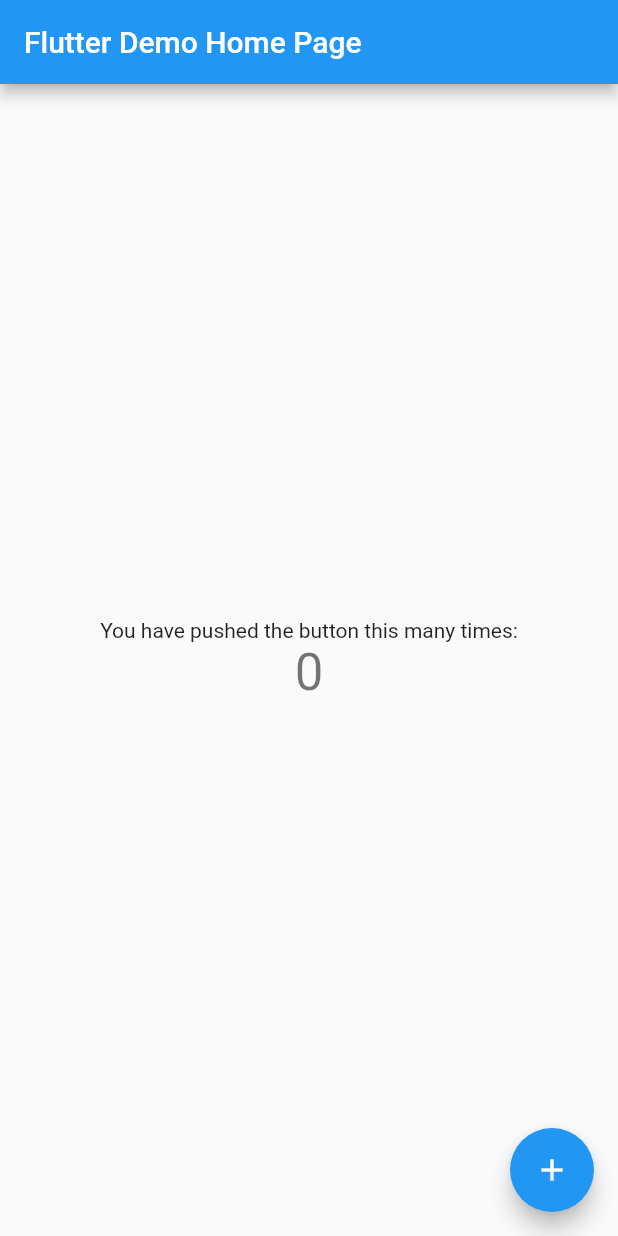
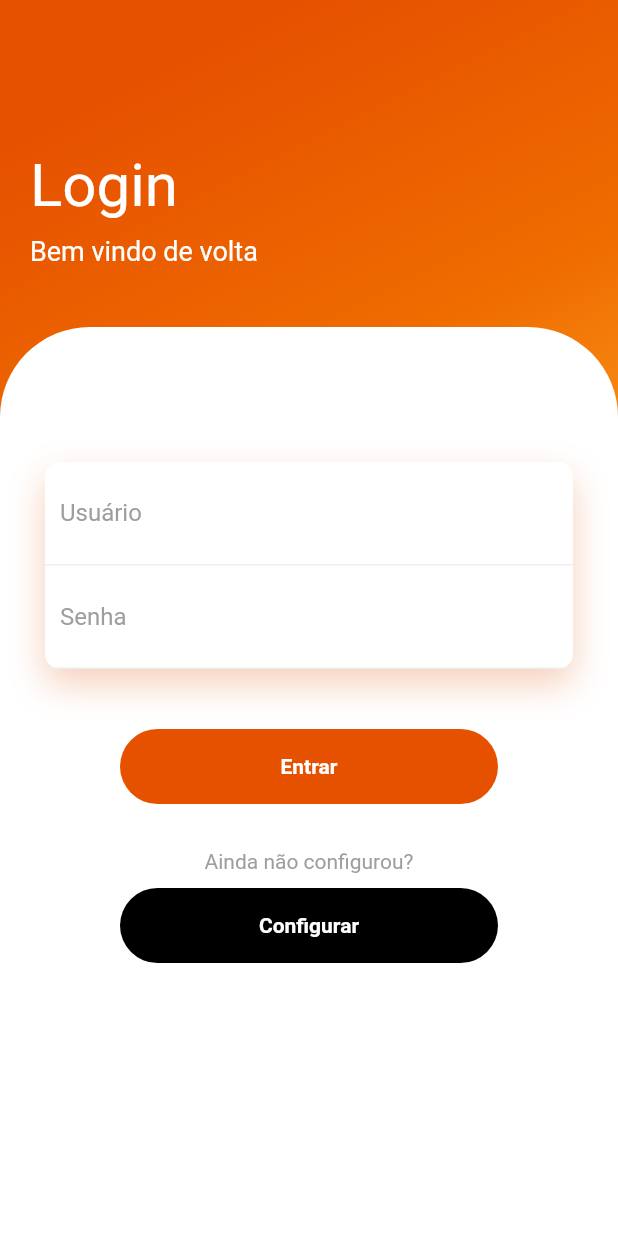
Before and after one commit to Fernando-Braulio/XMS, a Flutter app: the screen it shows after launch, on a phone screen of 412 x 824 dp. Run offline on Flutter 3.47's test engine with Material 2 defaults, Android fonts, the phone set to English and light mode, and no system bars; our stand-ins replace get, simple_animations.

Commit message:
splash screen and login screen

```diff
--- /dev/null
+++ b/lib/animation/fade_animation.dart
@@ -0,0 +1,33 @@
+import 'package:flutter/material.dart';
+import 'package:simple_animations/simple_animations.dart';
+
+class FadeAnimation extends StatelessWidget {
+  final double delay;
+  final Widget child;
+
+  FadeAnimation(this.delay, this.child);
+
+  @override
+  Widget build(BuildContext context) {
+    final tween = MultiTrackTween([
+      Track("opacity").add(Duration(milliseconds: 500), Tween(begin: 0.0, end: 1.0)),
+      Track("translateY").add(
+          Duration(milliseconds: 500), Tween(begin: -30.0, end: 0.0),
+          curve: Curves.easeOut)
+    ]);
+
+    return ControlledAnimation(
+      delay: Duration(milliseconds: (500 * delay).round()),
+      duration: tween.duration,
+      tween: tween,
+      child: child,
+      builderWithChild: (context, child, animation) => Opacity(
+        opacity: animation["opacity"],
+        child: Transform.translate(
+            offset: Offset(0, animation["translateY"]),
+            child: child
+        ),
+      ),
+    );
+  }
+}
--- a/lib/main.dart
+++ b/lib/main.dart
@@ -1,63 +1,14 @@
 import 'package:flutter/material.dart';
+import 'package:get/get.dart';
+import 'package:xms/route/app_routes.dart';
+import 'package:xms/widgets/splash_screen.dart';
 
-void main() => runApp(MyApp());
-
-class MyApp extends StatelessWidget {
-  @override
-  Widget build(BuildContext context) {
-    return MaterialApp(
-      title: 'Flutter Demo',
-      theme: ThemeData(
-        primarySwatch: Colors.blue,
-      ),
-      home: MyHomePage(title: 'Flutter Demo Home Page'),
-    );
-  }
+void main() {
+  runApp(GetMaterialApp(
+    initialRoute: '/',
+    debugShowCheckedModeBanner: false,
+    defaultTransition: Transition.fade,
+    getPages: Routes.routes,
+    home: SplashScreen(),
+  ));
 }
-
-class MyHomePage extends StatefulWidget {
-  MyHomePage({Key key, this.title}) : super(key: key);
-
-  final String title;
-
-  @override
-  _MyHomePageState createState() => _MyHomePageState();
-}
-
-class _MyHomePageState extends State<MyHomePage> {
-  int _counter = 0;
-
-  void _incrementCounter() {
-    setState(() {
-      _counter++;
-    });
-  }
-
-  @override
-  Widget build(BuildContext context) {
-    return Scaffold(
-      appBar: AppBar(
-        title: Text(widget.title),
-      ),
-      body: Center(
-        child: Column(
-          mainAxisAlignment: MainAxisAlignment.center,
-          children: <Widget>[
-            Text(
-              'You have pushed the button this many times:',
-            ),
-            Text(
-              '$_counter',
-              style: Theme.of(context).textTheme.display1,
-            ),
-          ],
-        ),
-      ),
-      floatingActionButton: FloatingActionButton(
-        onPressed: _incrementCounter,
-        tooltip: 'Increment',
-        child: Icon(Icons.add),
-      ), // This trailing comma makes auto-formatting nicer for build methods.
-    );
-  }
-}
--- /dev/null
+++ b/lib/route/app_routes.dart
@@ -0,0 +1,12 @@
+import 'package:get/get.dart';
+import 'package:xms/widgets/list_student.dart';
+import 'package:xms/widgets/login_screen.dart';
+
+class Routes {
+
+  static final routes = [
+    GetPage(name: '/student', page:()=> ListStudent(),),
+    //other page example
+    GetPage(name: '/login', page:()=> LoginScreen()),
+  ];
+}
--- /dev/null
+++ b/lib/widgets/login_screen.dart
@@ -0,0 +1,206 @@
+import 'package:flutter/material.dart';
+import 'package:xms/animation/fade_animation.dart';
+//import 'package:project_gabriel/Animation/FadeAnimation.dart';
+//import 'package:project_gabriel/Animation/Loader.dart';
+//import 'package:project_gabriel/Widgets/Settings.dart';
+
+class LoginScreen extends StatefulWidget {
+  @override
+  _LoginScreenState createState() => _LoginScreenState();
+}
+
+class _LoginScreenState extends State<LoginScreen> {
+  @override
+  Widget build(BuildContext context) {
+    return Scaffold(
+      body: Container(
+        width: double.infinity,
+        decoration: BoxDecoration(
+            gradient: LinearGradient(begin: Alignment.topCenter, colors: [
+              Colors.orange[900],
+              Colors.orange[800],
+              Colors.orange[400]
+            ])),
+        child: Column(
+          crossAxisAlignment: CrossAxisAlignment.start,
+          children: <Widget>[
+            SizedBox(
+              height: 80,
+            ),
+            Padding(
+              padding: EdgeInsets.all(20),
+              child: Column(
+                crossAxisAlignment: CrossAxisAlignment.start,
+                children: <Widget>[
+                  FadeAnimation(
+                      1,
+                      Text(
+                        "Login",
+                        style: TextStyle(color: Colors.white, fontSize: 40),
+                      )),
+                  SizedBox(
+                    height: 10,
+                  ),
+                  FadeAnimation(
+                      1.3,
+                      Text(
+                        "Bem vindo de volta",
+                        style: TextStyle(color: Colors.white, fontSize: 18),
+                      )),
+                ],
+              ),
+            ),
+            SizedBox(height: 20),
+            Expanded(
+              child: Container(
+                decoration: BoxDecoration(
+                    color: Colors.white,
+                    borderRadius: BorderRadius.only(
+                        topLeft: Radius.circular(60),
+                        topRight: Radius.circular(60))),
+                child: SingleChildScrollView(
+                  child: Padding(
+                    padding: EdgeInsets.all(30),
+                    child: Column(
+                      children: <Widget>[
+                        SizedBox(
+                          height: 60,
+                        ),
+                        FadeAnimation(
+                            1.4,
+                            Container(
+                              decoration: BoxDecoration(
+                                  color: Colors.white,
+                                  borderRadius: BorderRadius.circular(10),
+                                  boxShadow: [
+                                    BoxShadow(
+                                        color: Color.fromRGBO(225, 95, 27, .3),
+                                        blurRadius: 20,
+                                        offset: Offset(0, 10))
+                                  ]),
+                              child: Column(
+                                children: <Widget>[
+                                  Container(
+                                    padding: EdgeInsets.all(10),
+                                    decoration: BoxDecoration(
+                                        border: Border(
+                                            bottom: BorderSide(
+                                                color: Colors.grey[200]))),
+                                    child: TextField(
+                                      decoration: InputDecoration(
+                                          hintText: "Usuário",
+                                          hintStyle:
+                                          TextStyle(color: Colors.grey),
+                                          border: InputBorder.none),
+                                    ),
+                                  ),
+                                  Container(
+                                    padding: EdgeInsets.all(10),
+                                    decoration: BoxDecoration(
+                                        border: Border(
+                                            bottom: BorderSide(
+                                                color: Colors.grey[200]))),
+                                    child: TextField(
+                                      decoration: InputDecoration(
+                                          hintText: "Senha",
+                                          hintStyle:
+                                          TextStyle(color: Colors.grey),
+                                          border: InputBorder.none),
+                                    ),
+                                  ),
+                                ],
+                              ),
+                            )),
+                        SizedBox(
+                          height: 40,
+                        ),
+                        // FadeAnimation(
+                        //     1.5,
+                        //     Text(
+                        //       "Forgot Password?",
+                        //       style: TextStyle(color: Colors.grey),
+                        //     )),
+                        // SizedBox(
+                        //   height: 40,
+                        // ),
+                        FadeAnimation(
+                            1.6,
+                            Container(
+                              height: 50,
+                              margin: EdgeInsets.symmetric(horizontal: 50),
+                              decoration: BoxDecoration(
+                                  borderRadius: BorderRadius.circular(50),
+                                  color: Colors.orange[900]),
+                              child: Center(
+                                child: Text(
+                                  "Entrar",
+                                  style: TextStyle(
+                                      color: Colors.white,
+                                      fontWeight: FontWeight.bold),
+                                ),
+                              ),
+                            )),
+                        SizedBox(
+                          height: 30,
+                        ),
+                        FadeAnimation(
+                            1.7,
+                            Text(
+                              "Ainda não configurou?",
+                              style: TextStyle(color: Colors.grey),
+                            )),
+                        SizedBox(
+                          height: 10,
+                        ),
+                        Row(
+                          children: <Widget>[
+                            Expanded(
+                              child: FadeAnimation(
+                                  1.9,
+                                  Container(
+                                    height: 50,
+                                    margin:
+                                    EdgeInsets.symmetric(horizontal: 50),
+                                    decoration: BoxDecoration(
+                                        borderRadius: BorderRadius.circular(50),
+                                        color: Colors.black),
+                                    child: Center(
+                                        child: GestureDetector(
+                                            child: Text(
+                                              "Configurar",
+                                              style: TextStyle(
+                                                  color: Colors.white,
+                                                  fontWeight: FontWeight.bold),
+                                            ),
+                                            onTap: () {
+                                              // Navigator.push(
+                                              //   context,
+                                              //   PageRouteBuilder(
+                                              //     pageBuilder: (c, a1, a2) => Setting(),
+                                              //     transitionsBuilder: (c, anim, a2, child) => FadeTransition(opacity: anim, child: child),
+                                              //     transitionDuration: Duration(milliseconds: 2000),
+                                              //   ),
+                                              // );
+//                                              Navigator.push(
+//                                                  context,
+//                                                  MaterialPageRoute(
+//                                                      builder: (BuildContext
+//                                                      context) =>
+//                                                          Setting()));
+                                            })),
+                                  )),
+                            )
+                          ],
+                        ),
+                      ],
+                    ),
+                  ),
+                ),
+              ),
+            )
+          ],
+        ),
+      ),
+    );
+  }
+}
--- a/pubspec.yaml
+++ b/pubspec.yaml
@@ -19,6 +19,9 @@ environment:
 dependencies:
   flutter:
     sdk: flutter
+  get: 3.0.1
+  shimmer: ^1.0.1
+  simple_animations: ^1.3.3
 
   # The following adds the Cupertino Icons font to your application.
   # Use with the CupertinoIcons class for iOS style icons.
```
Also changed, not shown: lib/widgets/dot_screen.dart (added, +19 -0 lines), lib/widgets/list_student.dart (added, +8 -0 lines), lib/widgets/splash_screen.dart (added, +216 -0 lines), pubspec.lock, 1 other file.
